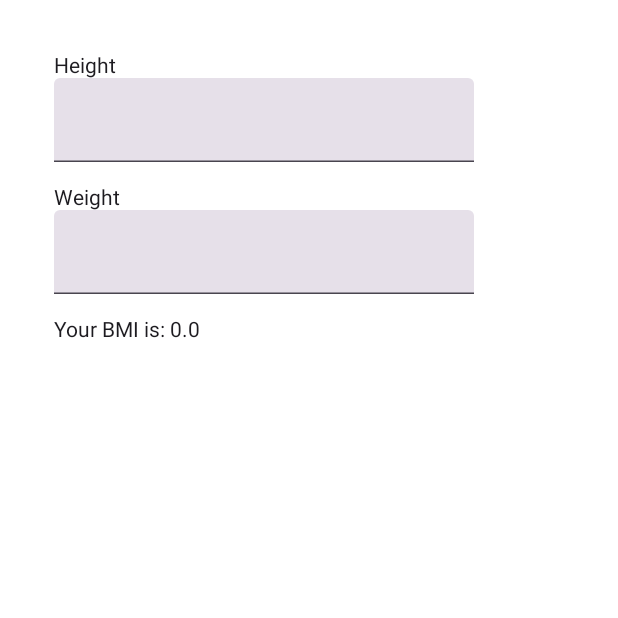
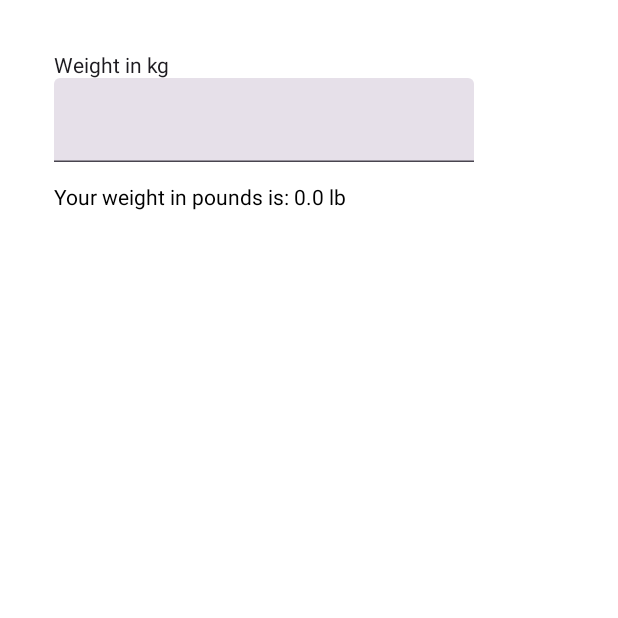
Before and after one commit to nicolegeorgieva/weight-tracker-android, an Android app built with Jetpack Compose: the screen it shows after launch (MainActivity), on a phone screen of 412 x 824 dp, the top half of it. Run offline under Robolectric (Android 15) with nearby library versions, the light colour scheme and no system bars.

Commit message:
Implement Weight Converter

```diff
--- a/app/src/main/java/com/weighttracker/MainActivity.kt
+++ b/app/src/main/java/com/weighttracker/MainActivity.kt
@@ -9,7 +9,7 @@ class MainActivity : ComponentActivity() {
         super.onCreate(savedInstanceState)
         setContent {
             AppTheme {
-                BmiScreen()
+                WeightConverter()
             }
         }
     }
--- /dev/null
+++ b/app/src/main/java/com/weighttracker/WeightConverter.kt
@@ -0,0 +1,51 @@
+package com.weighttracker
+
+import androidx.compose.foundation.background
+import androidx.compose.foundation.layout.*
+import androidx.compose.material3.Text
+import androidx.compose.runtime.*
+import androidx.compose.ui.Modifier
+import androidx.compose.ui.graphics.Color
+import androidx.compose.ui.text.font.FontWeight
+import androidx.compose.ui.unit.dp
+import com.weighttracker.component.NumberInputField
+
+@Composable
+fun WeightConverter() {
+    Column(
+        modifier = Modifier
+            .fillMaxSize()
+            .background(color = Color.White)
+            .padding(horizontal = 36.dp, vertical = 36.dp)
+    ) {
+        Text(text = "Weight in kg")
+        var weightConverterInput by remember { mutableStateOf(0.0) }
+        NumberInputField(
+            onNumberEnter = {
+                if (it != null) {
+                    weightConverterInput = it
+                }
+            }
+        )
+
+        Spacer(modifier = Modifier.height(16.dp))
+
+        Text(
+            text = "Your weight in pounds is: ${weightConverter(weight = weightConverterInput)} lb",
+            color = if (weightConverterInput >= 100) {
+                Color.Red
+            } else {
+                Color.Black
+            },
+            fontWeight = if (weightConverterInput >= 50) {
+                FontWeight.Bold
+            } else {
+                FontWeight.Normal
+            }
+        )
+    }
+}
+
+private fun weightConverter(weight: Double): Double {
+    return weight * 2.2
+}
```
